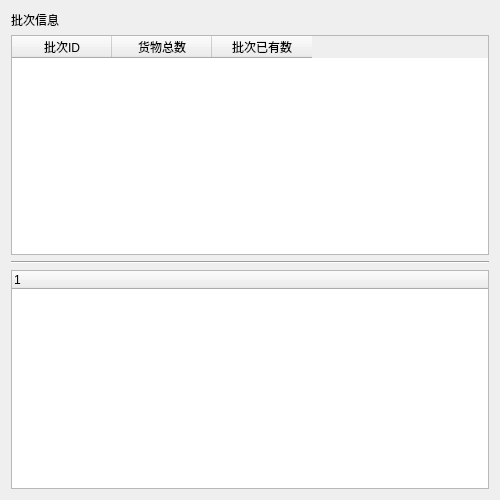
kangwenyun/batch_acquisition_system_qt_before, file viewbatch.ui: the form before one commit.
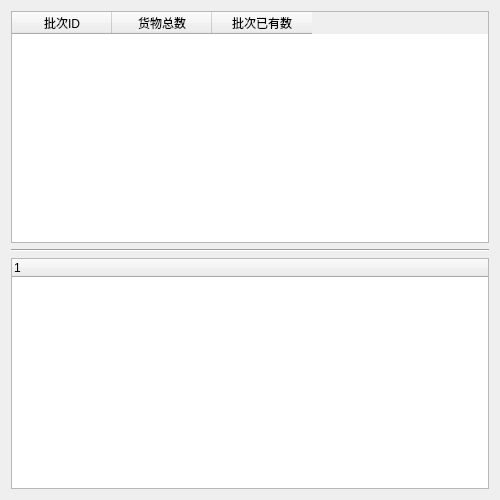
The form after the commit.

```diff
--- a/viewbatch.ui
+++ b/viewbatch.ui
@@ -22,13 +22,6 @@
   <layout class="QVBoxLayout" name="verticalLayout_2">
    <item>
     <layout class="QVBoxLayout" name="verticalLayout">
-     <item>
-      <widget class="QLabel" name="label">
-       <property name="text">
-        <string>批次信息</string>
-       </property>
-      </widget>
-     </item>
      <item>
       <widget class="QTableWidget" name="batchInfo">
        <column>
@@ -36,7 +29,7 @@
          <string>批次ID</string>
         </property>
         <property name="textAlignment">
-         <set>AlignHCenter|AlignVCenter|AlignCenter</set>
+         <set>AlignCenter</set>
         </property>
        </column>
        <column>
@@ -44,7 +37,7 @@
          <string>货物总数</string>
         </property>
         <property name="textAlignment">
-         <set>AlignHCenter|AlignVCenter|AlignCenter</set>
+         <set>AlignCenter</set>
         </property>
        </column>
        <column>
@@ -52,7 +45,7 @@
          <string>批次已有数</string>
         </property>
         <property name="textAlignment">
-         <set>AlignHCenter|AlignVCenter|AlignCenter</set>
+         <set>AlignCenter</set>
         </property>
        </column>
       </widget>
```
